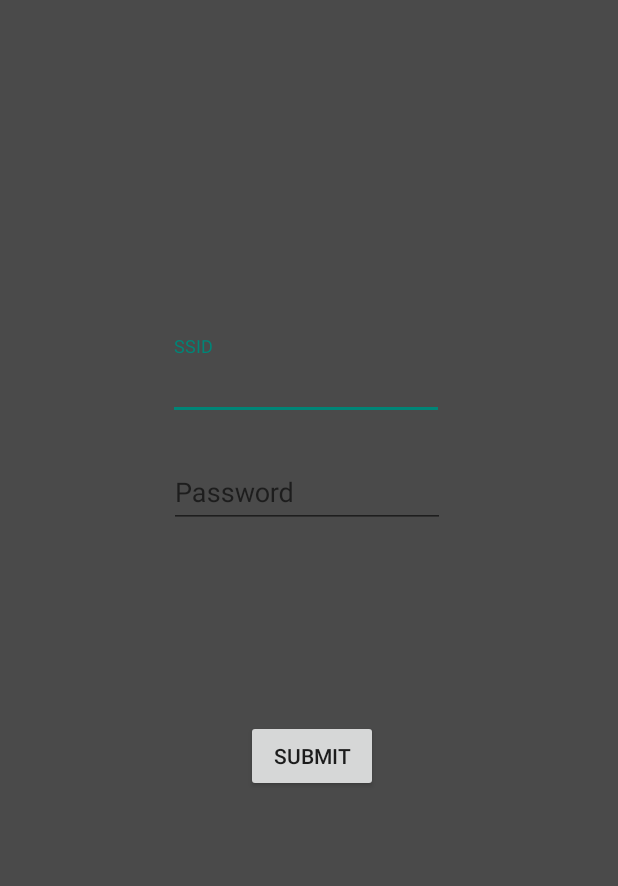
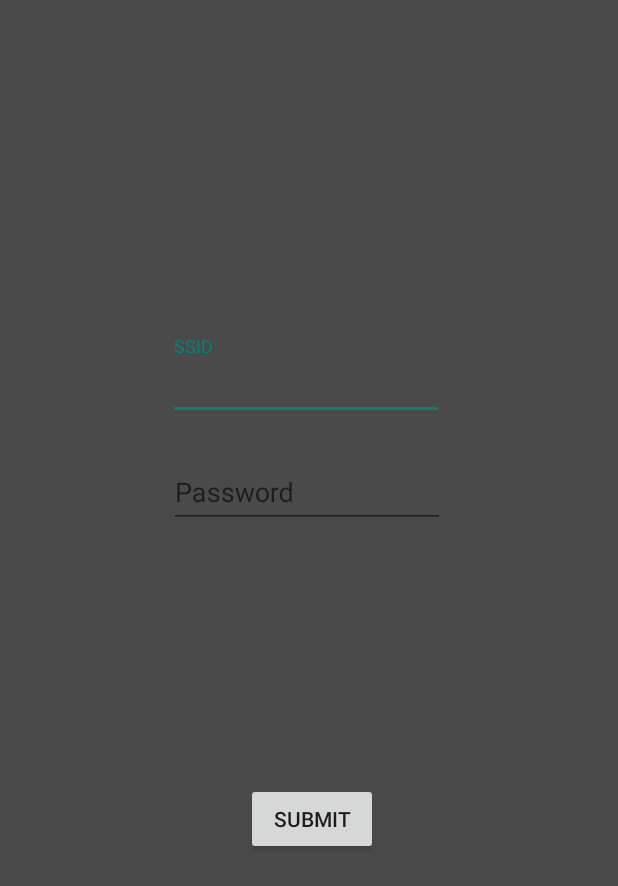
Before and after one commit to jdtran96/Magnite, an Android app: the WiFi_Connection screen opened directly, with no data from a screen before it, on a phone screen of 412 x 824 dp. Shown: the top 886 px of the screen. Run offline under Robolectric (Android 15) with nearby library versions, the phone set to English and light mode, and no system bars.

Commit message:
tried to fix some ui stuff

```diff
--- a/app/src/main/java/com/example/jonathan/winter_project/WiFi_Connection.java
+++ b/app/src/main/java/com/example/jonathan/winter_project/WiFi_Connection.java
@@ -6,10 +6,14 @@ import android.view.View;
 import android.widget.Button;
 import android.widget.EditText;
 
+import java.util.HashMap;
+
 public class WiFi_Connection extends AppCompatActivity {
 
+    HashMap<String, String> param;
     private Button Submit;
     public EditText SSID, PW;
+
 
     @Override
     protected void onCreate(Bundle savedInstanceState) {
--- a/app/src/main/java/com/example/jonathan/winter_project/fetchData.java
+++ b/app/src/main/java/com/example/jonathan/winter_project/fetchData.java
@@ -2,7 +2,6 @@ package com.example.jonathan.winter_project;
 
 import android.os.AsyncTask;
 
-import org.json.JSONArray;
 import org.json.JSONException;
 import org.json.JSONObject;
 
@@ -59,7 +58,5 @@ String jsonstring = "";
         MainPage.data.setText(onCondition);
     }
 
-    public void Process_two() {
-        MainPage.data.setText(offCondition);
-    }
+    public void Process_two() { MainPage.data.setText(offCondition); }
 }
--- a/app/src/main/res/layout/activity_main.xml
+++ b/app/src/main/res/layout/activity_main.xml
@@ -29,12 +29,14 @@
         android:layout_height="49dp"
         android:layout_marginStart="100dp"
         android:layout_marginTop="200dp"
+        android:layout_marginEnd="100dp"
         android:drawableLeft="@drawable/ic_action_pass"
         android:hint="Password"
+        android:inputType="textPassword"
         android:textColor="#9ad7ef"
         android:textColorHint="@color/colorHintText"
         android:visibility="visible"
-        android:inputType="textPassword"
+        app:layout_constraintEnd_toEndOf="parent"
         app:layout_constraintStart_toStartOf="parent"
         app:layout_constraintTop_toBottomOf="@+id/imageView" />
 
@@ -44,11 +46,13 @@
         android:layout_height="49dp"
         android:layout_marginStart="100dp"
         android:layout_marginTop="120dp"
+        android:layout_marginEnd="100dp"
         android:drawableLeft="@drawable/ic_action_email"
         android:hint="Email"
         android:textColor="#9ad7ef"
         android:textColorHint="@color/colorHintText"
         android:visibility="visible"
+        app:layout_constraintEnd_toEndOf="parent"
         app:layout_constraintStart_toStartOf="parent"
         app:layout_constraintTop_toBottomOf="@+id/imageView" />
 
--- a/app/src/main/res/layout/activity_wi_fi__connection.xml
+++ b/app/src/main/res/layout/activity_wi_fi__connection.xml
@@ -34,6 +34,7 @@
     </android.support.design.widget.TextInputLayout>
 
     <android.support.design.widget.TextInputLayout
+        android:id="@+id/textInputLayout2"
         android:layout_width="184dp"
         android:layout_height="70dp"
         android:layout_marginTop="8dp"
@@ -52,10 +53,10 @@
         android:id="@+id/WiFi_Submit"
         android:layout_width="wrap_content"
         android:layout_height="wrap_content"
+        android:layout_marginTop="156dp"
         android:layout_marginEnd="160dp"
-        android:layout_marginBottom="296dp"
         android:text="Submit"
-        app:layout_constraintBottom_toBottomOf="parent"
-        app:layout_constraintEnd_toEndOf="parent" />
+        app:layout_constraintEnd_toEndOf="parent"
+        app:layout_constraintTop_toBottomOf="@+id/textInputLayout2" />
 
 </android.support.constraint.ConstraintLayout>
```
Also changed, not shown: app/src/main/java/com/example/jonathan/winter_project/MainPage.java (+9 -4 lines), app/src/main/java/com/example/jonathan/winter_project/NetworkConnectConfirm.java (+7 -6 lines).
